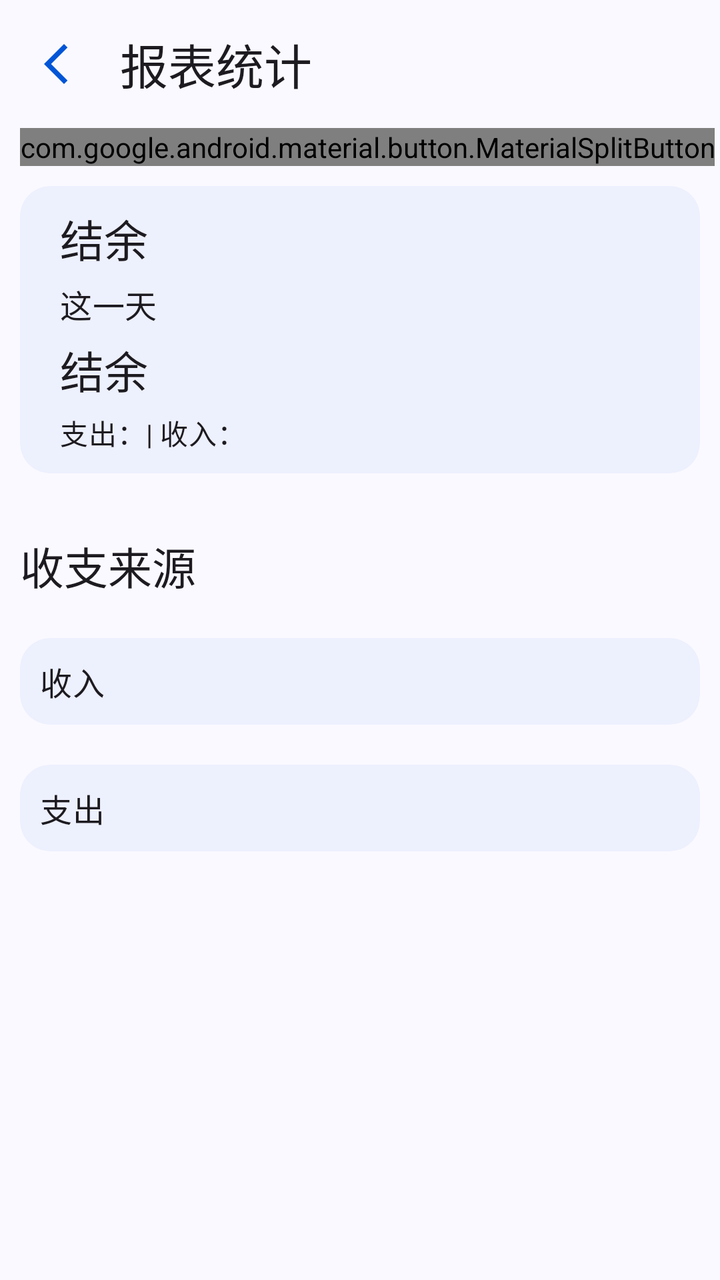
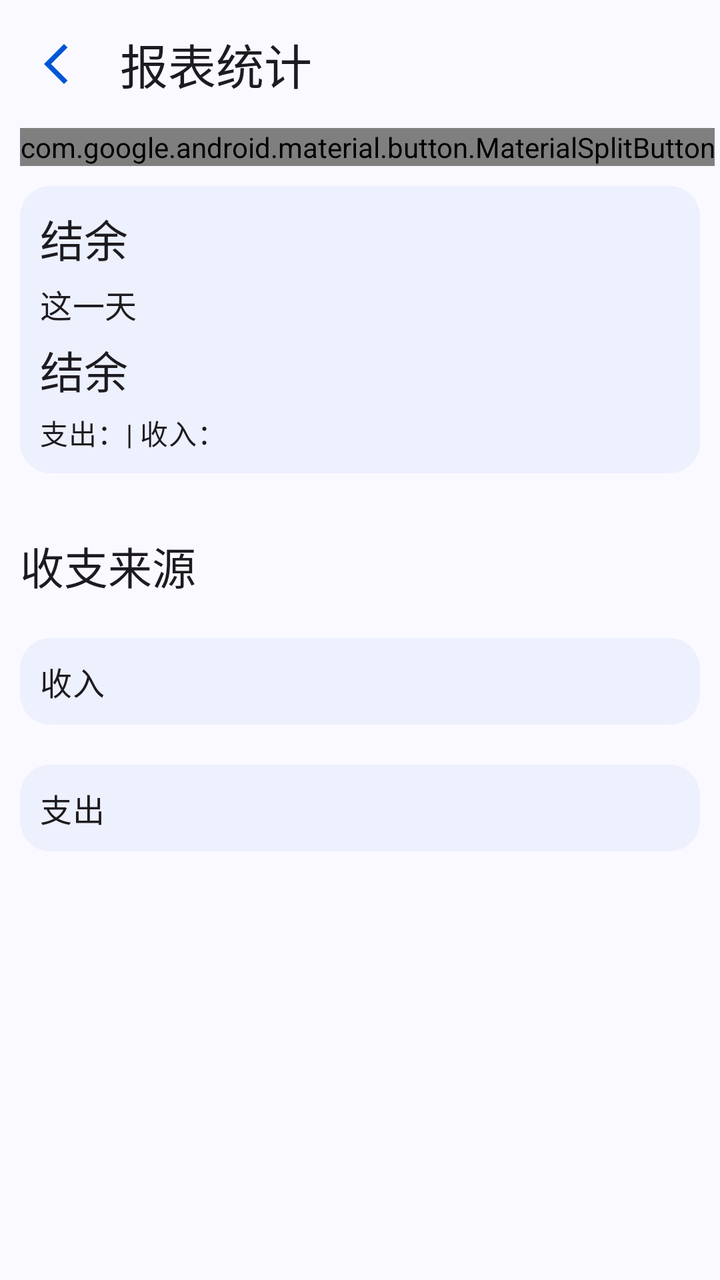

The first picture is an Android layout as it rendered before a commit; the second is the same layout after the commit. The layout source and the unified diff follow.
<!-- AndroidManifest.xml: application theme Theme.ManagerAssistant.Static -->
<!-- res/layout/activity_report.xml -->
<?xml version="1.0" encoding="utf-8"?>
<androidx.constraintlayout.widget.ConstraintLayout xmlns:android="http://schemas.android.com/apk/res/android"
    xmlns:app="http://schemas.android.com/apk/res-auto"
    xmlns:tools="http://schemas.android.com/tools"
    style="@style/CommonPageStyle"
    android:layout_width="match_parent"
    android:layout_height="match_parent"
    tools:context=".ui.pages.home.report.ReportActivity">

    <com.google.android.material.appbar.MaterialToolbar
        android:id="@+id/toolbar"
        android:layout_width="match_parent"
        android:layout_height="?attr/actionBarSize"
        app:layout_constraintEnd_toEndOf="parent"
        app:layout_constraintStart_toStartOf="parent"
        app:layout_constraintTop_toTopOf="parent"
        app:navigationIcon="@drawable/baseline_arrow_back_ios_new_24"
        app:title="@string/title_report" />

    <com.google.android.material.button.MaterialSplitButton
        android:id="@+id/date_select_split_btn"
        android:layout_width="wrap_content"
        android:layout_height="wrap_content"
        android:layout_marginStart="10dp"
        app:layout_constraintStart_toStartOf="parent"
        app:layout_constraintTop_toBottomOf="@id/toolbar">

        <com.google.android.material.button.MaterialButton
            android:id="@+id/report_date_select_btn"
            style="?attr/materialSplitButtonLeadingFilledStyle"
            android:layout_width="wrap_content"
            android:layout_height="wrap_content"
            android:text="@string/date"
            app:icon="@drawable/baseline_calendar_month_24" />

        <com.google.android.material.button.MaterialButton
            android:id="@+id/date_range_select_btn"
            style="?attr/materialSplitButtonIconFilledStyle"
            android:layout_width="wrap_content"
            android:layout_height="wrap_content"
            app:icon="@drawable/baseline_unfold_more_24" />
    </com.google.android.material.button.MaterialSplitButton>

    <androidx.core.widget.NestedScrollView
        android:layout_width="match_parent"
        android:layout_height="0dp"
        android:orientation="vertical"
        app:layout_constraintBottom_toBottomOf="parent"
        app:layout_constraintTop_toBottomOf="@id/date_select_split_btn">

        <LinearLayout
            android:layout_width="match_parent"
            android:layout_height="0dp"
            android:orientation="vertical">

            <com.google.android.material.card.MaterialCardView
                android:id="@+id/report_balance_cardview"
                style="@style/ContentCardStyle"
                android:layout_width="match_parent"
                android:layout_height="wrap_content">

                <LinearLayout
                    android:layout_width="match_parent"
                    android:layout_height="match_parent"
                    android:orientation="vertical"
                    android:padding="5dp">

                    <com.google.android.material.textview.MaterialTextView
                        style="@style/ReportInfoTextViewStyle"
                        android:layout_width="wrap_content"
                        android:layout_height="wrap_content"
                        android:text="@string/balance"
                        android:textAppearance="?attr/textAppearanceTitleLarge" />

                    <com.google.android.material.textview.MaterialTextView
                        android:id="@+id/date_range_text"
                        style="@style/ReportInfoTextViewStyle"
                        android:layout_width="wrap_content"
                        android:layout_height="wrap_content"
                        android:text="@string/today"
                        android:textAppearance="?attr/textAppearanceTitleMedium" />

                    <com.google.android.material.textview.MaterialTextView
                        android:id="@+id/balance_text"
                        style="@style/ReportInfoTextViewStyle"
                        android:layout_width="wrap_content"
                        android:layout_height="wrap_content"
                        android:text="@string/balance"
                        android:textAppearance="?attr/textAppearanceTitleLarge" />

                    <com.google.android.material.textview.MaterialTextView
                        android:id="@+id/expense_income_text"
                        style="@style/ReportInfoTextViewStyle"
                        android:layout_width="wrap_content"
                        android:layout_height="wrap_content"
                        android:paddingBottom="5dp"
                        android:text="@string/expense_and_income"
                        android:textAppearance="?attr/textAppearanceBodyMedium" />
                </LinearLayout>
            </com.google.android.material.card.MaterialCardView>

            
            <LinearLayout
                android:id="@+id/expense_income_layout"
                android:layout_width="match_parent"
                android:layout_height="wrap_content"
                android:layout_marginTop="10dp"
                android:orientation="vertical">

                <com.google.android.material.textview.MaterialTextView
                    style="@style/MediumTitleTextViewStyle"
                    android:layout_width="wrap_content"
                    android:layout_height="wrap_content"
                    android:text="@string/expenditure_income_source"
                    android:textAppearance="?attr/textAppearanceTitleLarge" />

                <com.google.android.material.card.MaterialCardView
                    android:id="@+id/income_source_card"
                    style="@style/ContentCardStyle"
                    android:layout_width="match_parent"
                    android:layout_height="wrap_content">

                    <LinearLayout
                        android:layout_width="match_parent"
                        android:layout_height="wrap_content"
                        android:orientation="vertical">

                        <com.google.android.material.textview.MaterialTextView
                            style="@style/MediumTitleTextViewStyle"
                            android:layout_width="wrap_content"
                            android:layout_height="wrap_content"
                            android:text="@string/income" />

                        <androidx.recyclerview.widget.RecyclerView
                            android:id="@+id/income_source_recycler"
                            android:layout_width="match_parent"
                            android:layout_height="wrap_content"
                            android:nestedScrollingEnabled="false"
                            android:orientation="vertical"
                            app:layoutManager="androidx.recyclerview.widget.LinearLayoutManager" />
                    </LinearLayout>
                </com.google.android.material.card.MaterialCardView>

                <com.google.android.material.card.MaterialCardView
                    android:id="@+id/expense_source_card"
                    style="@style/ContentCardStyle"
                    android:layout_width="match_parent"
                    android:layout_height="wrap_content">

                    <LinearLayout
                        android:layout_width="match_parent"
                        android:layout_height="wrap_content"
                        android:orientation="vertical">

                        <com.google.android.material.textview.MaterialTextView
                            style="@style/MediumTitleTextViewStyle"
                            android:layout_width="wrap_content"
                            android:layout_height="wrap_content"
                            android:text="@string/expense" />

                        <androidx.recyclerview.widget.RecyclerView
                            android:id="@+id/expense_source_recycler"
                            android:layout_width="match_parent"
                            android:layout_height="wrap_content"
                            android:nestedScrollingEnabled="false"
                            android:orientation="vertical"
                            app:layoutManager="androidx.recyclerview.widget.LinearLayoutManager" />
                    </LinearLayout>
                </com.google.android.material.card.MaterialCardView>
            </LinearLayout>

            
            <LinearLayout
                android:id="@+id/month_account_layout"
                android:layout_width="match_parent"
                android:layout_height="wrap_content"
                android:layout_marginTop="10dp"
                android:orientation="vertical"
                android:visibility="gone">

                <androidx.constraintlayout.widget.ConstraintLayout
                    android:layout_width="match_parent"
                    android:layout_height="wrap_content"
                    android:orientation="horizontal">

                    <com.google.android.material.textview.MaterialTextView
                        style="@style/LargeTitleTextViewStyle"
                        android:layout_width="wrap_content"
                        android:layout_height="wrap_content"
                        android:layout_gravity="center_vertical"
                        android:text="@string/running_account_every_month"
                        app:layout_constraintBottom_toBottomOf="parent"
                        app:layout_constraintStart_toStartOf="parent"
                        app:layout_constraintTop_toTopOf="parent" />

                    <com.google.android.material.button.MaterialSplitButton
                        android:layout_width="wrap_content"
                        android:layout_height="wrap_content"
                        android:layout_marginEnd="7dp"
                        app:layout_constraintBottom_toBottomOf="parent"
                        app:layout_constraintEnd_toEndOf="parent"
                        app:layout_constraintTop_toTopOf="parent">

                        <com.google.android.material.button.MaterialButton
                            android:id="@+id/month_account_type_leading_btn"
                            style="?attr/materialSplitButtonLeadingFilledStyle"
                            android:layout_width="wrap_content"
                            android:layout_height="wrap_content"
                            android:text="@string/balance" />

                        <com.google.android.material.button.MaterialButton
                            android:id="@+id/month_account_type_select_btn"
                            style="?attr/materialSplitButtonIconFilledStyle"
                            android:layout_width="wrap_content"
                            android:layout_height="wrap_content"
                            app:icon="@drawable/baseline_unfold_more_24"
                            app:iconGravity="textStart" />
                    </com.google.android.material.button.MaterialSplitButton>
                </androidx.constraintlayout.widget.ConstraintLayout>

                <com.google.android.material.card.MaterialCardView
                    style="@style/ContentCardStyle"
                    android:layout_width="match_parent"
                    android:layout_height="wrap_content">

                    <androidx.recyclerview.widget.RecyclerView
                        android:id="@+id/month_account_recycler"
                        android:layout_width="match_parent"
                        android:layout_height="wrap_content"
                        android:nestedScrollingEnabled="false"
                        app:layoutManager="androidx.recyclerview.widget.LinearLayoutManager" />
                </com.google.android.material.card.MaterialCardView>
            </LinearLayout>
        </LinearLayout>
    </androidx.core.widget.NestedScrollView>
</androidx.constraintlayout.widget.ConstraintLayout>
<!-- resources referenced by this layout -->
<resources>
  <!-- drawable baseline_arrow_back_ios_new_24 (drawable) -->
  <vector xmlns:android="http://schemas.android.com/apk/res/android" android:height="24dp" android:tint="#000000" android:viewportHeight="24" android:viewportWidth="24" android:width="24dp">
        
      <path android:fillColor="@android:color/white" android:pathData="M17.77,3.77l-1.77,-1.77l-10,10l10,10l1.77,-1.77l-8.23,-8.23z"/>
      
  </vector>
  <!-- drawable baseline_unfold_more_24 (drawable) -->
  <vector xmlns:android="http://schemas.android.com/apk/res/android" android:height="24dp" android:tint="#000000" android:viewportHeight="24" android:viewportWidth="24" android:width="24dp">
        
      <path android:fillColor="@android:color/white" android:pathData="M12,5.83L15.17,9l1.41,-1.41L12,3 7.41,7.59 8.83,9 12,5.83zM12,18.17L8.83,15l-1.41,1.41L12,21l4.59,-4.59L15.17,15 12,18.17z"/>
      
  </vector>
  <string name="balance">结余</string>
  <string name="date">日期</string>
  <string name="expenditure_income_source">收支来源</string>
  <string name="expense">支出</string>
  <string name="expense_and_income">支出：| 收入：</string>
  <string name="income">收入</string>
  <string name="running_account_every_month">每月流水总结</string>
  <string name="title_report">报表统计</string>
  <string name="today">这一天</string>
  <style name="CommonPageStyle">
          <item name="android:fitsSystemWindows">true</item>
          <item name="android:background">?attr/colorSurface</item>
      </style>
  <style name="ContentCardStyle">
          <item name="cardBackgroundColor">@color/card_background_color</item>
          <item name="cardCornerRadius">15dp</item>
          <item name="strokeColor">@android:color/transparent</item>
          <item name="android:layout_marginTop">10dp</item>
          <item name="android:layout_marginStart">10dp</item>
          <item name="android:layout_marginEnd">10dp</item>
          <item name="android:layout_marginBottom">10dp</item>
      </style>
  <style name="LargeTitleTextViewStyle" parent="TextViewStyleBase">
          <item name="android:textAppearance">?attr/textAppearanceTitleLarge</item>
      </style>
  <style name="MediumTitleTextViewStyle" parent="TextViewStyleBase">
          <item name="android:textAppearance">?attr/textAppearanceTitleMedium</item>
      </style>
  <style name="ReportInfoTextViewStyle">
          <item name="android:paddingTop">5dp</item>
          <item name="android:paddingStart">15dp</item>
      </style>
  <style name="TextViewStyleBase">
          <item name="android:paddingStart">10dp</item>
          <item name="android:paddingEnd">10dp</item>
          <item name="android:paddingTop">10dp</item>
          <item name="android:paddingBottom">10dp</item>
      </style>
  <color name="color_primary">#0055d6</color>
  <color name="color_on_primary">#ffffff</color>
  <color name="color_primary_container">#d8e1fe</color>
  <color name="color_secondary_container">#e0e1ff</color>
  <color name="color_surface">#faf9ff</color>
  <color name="color_surface_container">#ebedfa</color>
  <color name="color_surface_container_low">#edeffc</color>
  <style name="ToolBarStyle" parent="Widget.Material3.Toolbar">
          <item name="android:backgroundTint">?attr/colorSurface</item>
          <item name="navigationIconTint">?attr/colorPrimary</item>
          <item name="contentInsetStart">10dp</item>
          <item name="titleTextAppearance">?attr/textAppearanceHeadlineSmall</item>
      </style>
  <!-- unchanged entries left out for length: 2 -->
</resources>

<!-- the commit's change to res/layout/activity_report.xml (unified diff, before → after) -->
@@ -62,40 +62,42 @@
                 <LinearLayout
                     android:layout_width="match_parent"
                     android:layout_height="match_parent"
-                    android:orientation="vertical"
-                    android:padding="5dp">
-
-                    <com.google.android.material.textview.MaterialTextView
-                        style="@style/ReportInfoTextViewStyle"
-                        android:layout_width="wrap_content"
-                        android:layout_height="wrap_content"
-                        android:text="@string/balance"
-                        android:textAppearance="?attr/textAppearanceTitleLarge" />
+                    android:orientation="vertical">
+
+                    <com.google.android.material.textview.MaterialTextView
+                        style="@style/LargeTitleTextViewStyle"
+                        android:layout_width="wrap_content"
+                        android:layout_height="wrap_content"
+                        android:paddingBottom="5dp"
+                        android:text="@string/balance" />
 
                     <com.google.android.material.textview.MaterialTextView
                         android:id="@+id/date_range_text"
-                        style="@style/ReportInfoTextViewStyle"
-                        android:layout_width="wrap_content"
-                        android:layout_height="wrap_content"
-                        android:text="@string/today"
-                        android:textAppearance="?attr/textAppearanceTitleMedium" />
+                        style="@style/MediumTitleTextViewStyle"
+                        android:layout_width="wrap_content"
+                        android:layout_height="wrap_content"
+                        android:paddingTop="0dp"
+                        android:paddingBottom="5dp"
+                        android:text="@string/today" />
 
                     <com.google.android.material.textview.MaterialTextView
                         android:id="@+id/balance_text"
-                        style="@style/ReportInfoTextViewStyle"
-                        android:layout_width="wrap_content"
-                        android:layout_height="wrap_content"
-                        android:text="@string/balance"
-                        android:textAppearance="?attr/textAppearanceTitleLarge" />
+                        style="@style/LargeTitleTextViewStyle"
+                        android:layout_width="wrap_content"
+                        android:layout_height="wrap_content"
+                        android:paddingTop="0dp"
+                        android:paddingBottom="5dp"
+                        android:text="@string/balance" />
 
                     <com.google.android.material.textview.MaterialTextView
                         android:id="@+id/expense_income_text"
-                        style="@style/ReportInfoTextViewStyle"
-                        android:layout_width="wrap_content"
-                        android:layout_height="wrap_content"
-                        android:paddingBottom="5dp"
-                        android:text="@string/expense_and_income"
-                        android:textAppearance="?attr/textAppearanceBodyMedium" />
+                        style="@style/MediumBodyTextViewStyle"
+                        android:layout_width="wrap_content"
+                        android:layout_height="wrap_content"
+                        android:paddingStart="10dp"
+                        android:paddingEnd="0dp"
+                        android:paddingBottom="10dp"
+                        android:text="@string/expense_and_income" />
                 </LinearLayout>
             </com.google.android.material.card.MaterialCardView>
 
@@ -108,11 +110,10 @@
                 android:orientation="vertical">
 
                 <com.google.android.material.textview.MaterialTextView
-                    style="@style/MediumTitleTextViewStyle"
+                    style="@style/LargeTitleTextViewStyle"
                     android:layout_width="wrap_content"
                     android:layout_height="wrap_content"
-                    android:text="@string/expenditure_income_source"
-                    android:textAppearance="?attr/textAppearanceTitleLarge" />
+                    android:text="@string/expenditure_income_source" />
 
                 <com.google.android.material.card.MaterialCardView
                     android:id="@+id/income_source_card"
<!-- resource entries referenced after the edit -->
@@ -37,12 +37,15 @@
   <style name="LargeTitleTextViewStyle" parent="TextViewStyleBase">
           <item name="android:textAppearance">?attr/textAppearanceTitleLarge</item>
       </style>
+  <style name="MediumBodyTextViewStyle" parent="TextViewStyleBase">
+          <item name="android:paddingStart">0dp</item>
+          <item name="android:paddingBottom">0dp</item>
+          <item name="android:paddingEnd">0dp</item>
+          <item name="android:paddingTop">0dp</item>
+          <item name="android:textAppearance">?attr/textAppearanceBodyMedium</item>
+      </style>
   <style name="MediumTitleTextViewStyle" parent="TextViewStyleBase">
           <item name="android:textAppearance">?attr/textAppearanceTitleMedium</item>
-      </style>
-  <style name="ReportInfoTextViewStyle">
-          <item name="android:paddingTop">5dp</item>
-          <item name="android:paddingStart">15dp</item>
       </style>
   <style name="TextViewStyleBase">
           <item name="android:paddingStart">10dp</item>
